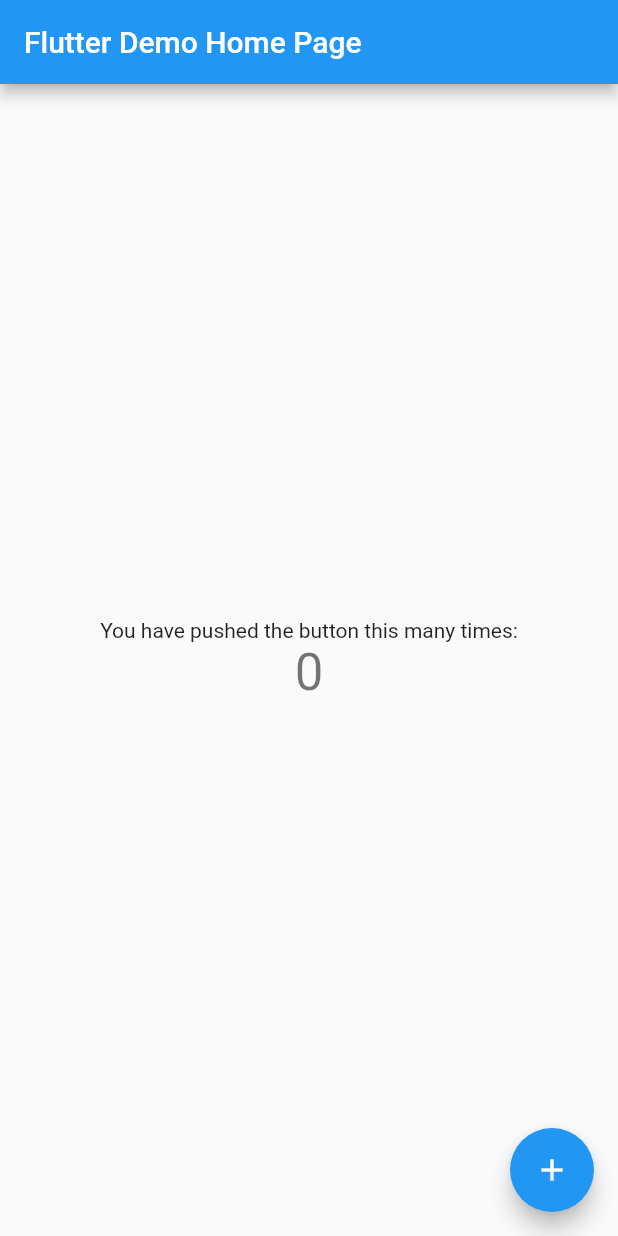
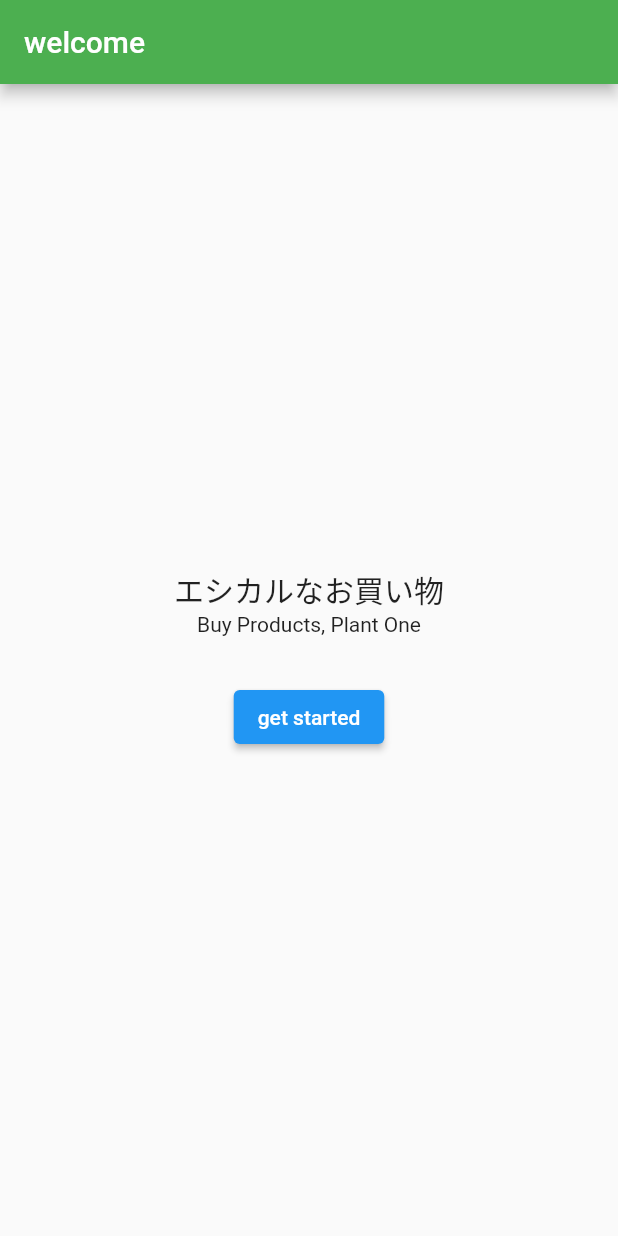
Before and after one commit to mafreud/e_shops, a Flutter app: the screen it shows after launch, on a phone screen of 412 x 824 dp. Run offline on Flutter 3.47's test engine with Material 2 defaults, Android fonts, the phone set to English and light mode, and no system bars; our stand-ins replace firebase_core, flutter_riverpod, go_router; accounts and stored records are empty; generated files the repository leaves out were written again.

Commit message:
add flutterfire plugin

```diff
--- /dev/null
+++ b/lib/app/onboarding/onboarding_page.dart
@@ -0,0 +1,39 @@
+import 'package:e_shops/app/onboarding/auth/sign_in/sign_in_page.dart';
+import 'package:flutter/material.dart';
+import 'package:go_router/go_router.dart';
+
+class OnboardingPage extends StatelessWidget {
+  const OnboardingPage({Key? key}) : super(key: key);
+
+  @override
+  Widget build(BuildContext context) {
+    return Scaffold(
+      appBar: AppBar(
+        title: const Text('welcome'),
+        backgroundColor: Colors.green,
+      ),
+      body: Column(
+        mainAxisAlignment: MainAxisAlignment.center,
+        children: [
+          const Text(
+            'エシカルなお買い物',
+            style: TextStyle(fontSize: 20),
+          ),
+          const Text('Buy Products, Plant One'),
+          const SizedBox(
+            height: 30,
+          ),
+          Center(
+              child: ElevatedButton(
+            onPressed: () {
+              // TODO(someone): go_routerのテスト
+              // https://guillaume.bernos.dev/testing-go-router/
+              context.go('/sign_in');
+            },
+            child: const Text('get started'),
+          )),
+        ],
+      ),
+    );
+  }
+}
--- a/lib/main.dart
+++ b/lib/main.dart
@@ -1,115 +1,41 @@
+import 'package:e_shops/app/onboarding/auth/sign_in/sign_in_page.dart';
+import 'package:firebase_core/firebase_core.dart';
 import 'package:flutter/material.dart';
+import 'package:flutter_riverpod/flutter_riverpod.dart';
+import 'package:go_router/go_router.dart';
 
-void main() {
-  runApp(const MyApp());
+import 'app/onboarding/onboarding_page.dart';
+import 'firebase_options.dart';
+
+void main() async {
+  WidgetsFlutterBinding.ensureInitialized();
+  await Firebase.initializeApp(
+    options: DefaultFirebaseOptions.currentPlatform,
+  );
+  runApp(
+    ProviderScope(child: MyApp()),
+  );
 }
 
 class MyApp extends StatelessWidget {
-  const MyApp({Key? key}) : super(key: key);
+  MyApp({Key? key}) : super(key: key);
 
-  // This widget is the root of your application.
-  @override
-  Widget build(BuildContext context) {
-    return MaterialApp(
-      title: 'Flutter Demo',
-      theme: ThemeData(
-        // This is the theme of your application.
-        //
-        // Try running your application with "flutter run". You'll see the
-        // application has a blue toolbar. Then, without quitting the app, try
-        // changing the primarySwatch below to Colors.green and then invoke
-        // "hot reload" (press "r" in the console where you ran "flutter run",
-        // or simply save your changes to "hot reload" in a Flutter IDE).
-        // Notice that the counter didn't reset back to zero; the application
-        // is not restarted.
-        primarySwatch: Colors.blue,
+  final _router = GoRouter(
+    routes: [
+      GoRoute(
+        path: '/',
+        builder: (context, state) => const OnboardingPage(),
       ),
-      home: const MyHomePage(title: 'Flutter Demo Home Page'),
-    );
-  }
-}
-
-class MyHomePage extends StatefulWidget {
-  const MyHomePage({Key? key, required this.title}) : super(key: key);
-
-  // This widget is the home page of your application. It is stateful, meaning
-  // that it has a State object (defined below) that contains fields that affect
-  // how it looks.
-
-  // This class is the configuration for the state. It holds the values (in this
-  // case the title) provided by the parent (in this case the App widget) and
-  // used by the build method of the State. Fields in a Widget subclass are
-  // always marked "final".
-
-  final String title;
+      GoRoute(
+        path: '/sign_in',
+        builder: (context, state) => const SignInPage(),
+      ),
+    ],
+  );
 
   @override
-  State<MyHomePage> createState() => _MyHomePageState();
+  Widget build(BuildContext context) => MaterialApp.router(
+        routeInformationParser: _router.routeInformationParser,
+        routerDelegate: _router.routerDelegate,
+      );
 }
-
-class _MyHomePageState extends State<MyHomePage> {
-  int _counter = 0;
-
-  void _incrementCounter() {
-    setState(() {
-      // This call to setState tells the Flutter framework that something has
-      // changed in this State, which causes it to rerun the build method below
-      // so that the display can reflect the updated values. If we changed
-      // _counter without calling setState(), then the build method would not be
-      // called again, and so nothing would appear to happen.
-      _counter++;
-    });
-  }
-
-  @override
-  Widget build(BuildContext context) {
-    // This method is rerun every time setState is called, for instance as done
-    // by the _incrementCounter method above.
-    //
-    // The Flutter framework has been optimized to make rerunning build methods
-    // fast, so that you can just rebuild anything that needs updating rather
-    // than having to individually change instances of widgets.
-    return Scaffold(
-      appBar: AppBar(
-        // Here we take the value from the MyHomePage object that was created by
-        // the App.build method, and use it to set our appbar title.
-        title: Text(widget.title),
-      ),
-      body: Center(
-        // Center is a layout widget. It takes a single child and positions it
-        // in the middle of the parent.
-        child: Column(
-          // Column is also a layout widget. It takes a list of children and
-          // arranges them vertically. By default, it sizes itself to fit its
-          // children horizontally, and tries to be as tall as its parent.
-          //
-          // Invoke "debug painting" (press "p" in the console, choose the
-          // "Toggle Debug Paint" action from the Flutter Inspector in Android
-          // Studio, or the "Toggle Debug Paint" command in Visual Studio Code)
-          // to see the wireframe for each widget.
-          //
-          // Column has various properties to control how it sizes itself and
-          // how it positions its children. Here we use mainAxisAlignment to
-          // center the children vertically; the main axis here is the vertical
-          // axis because Columns are vertical (the cross axis would be
-          // horizontal).
-          mainAxisAlignment: MainAxisAlignment.center,
-          children: <Widget>[
-            const Text(
-              'You have pushed the button this many times:',
-            ),
-            Text(
-              '$_counter',
-              style: Theme.of(context).textTheme.headline4,
-            ),
-          ],
-        ),
-      ),
-      floatingActionButton: FloatingActionButton(
-        onPressed: _incrementCounter,
-        tooltip: 'Increment',
-        child: const Icon(Icons.add),
-      ), // This trailing comma makes auto-formatting nicer for build methods.
-    );
-  }
-}
```
Also changed, not shown: lib/app/onboarding/auth/sign_in/sign_in_page.dart (added, +14 -0 lines), pubspec.yaml (+6 -19 lines), pubspec.lock, 8 other files.
